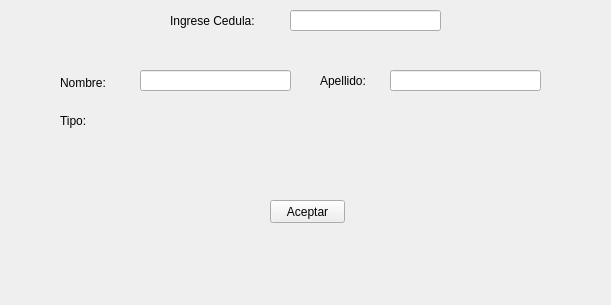
Old version of the form formsearchuser.ui in the repository ottodevs/project-biblioteca.
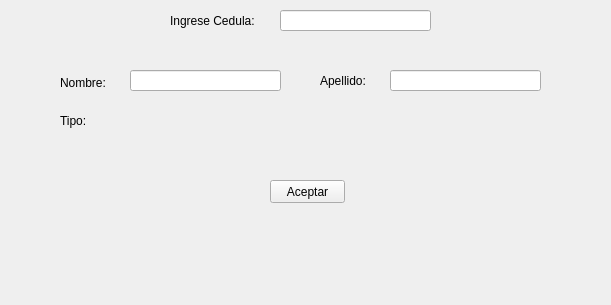
New version of the form.

```diff
--- a/formsearchuser.ui
+++ b/formsearchuser.ui
@@ -30,7 +30,7 @@
    <property name="geometry">
     <rect>
      <x>270</x>
-     <y>200</y>
+     <y>180</y>
      <width>75</width>
      <height>23</height>
     </rect>
@@ -91,7 +91,7 @@
   <widget class="QLineEdit" name="leNombre">
    <property name="geometry">
     <rect>
-     <x>140</x>
+     <x>130</x>
      <y>70</y>
      <width>151</width>
      <height>21</height>
@@ -101,7 +101,7 @@
   <widget class="QLineEdit" name="leCedula">
    <property name="geometry">
     <rect>
-     <x>290</x>
+     <x>280</x>
      <y>10</y>
      <width>151</width>
      <height>21</height>
```
